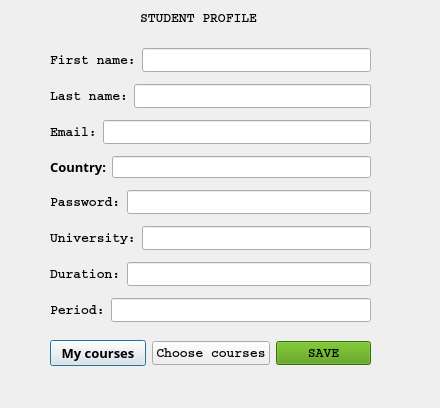
The window that menustudent.ui (casalete/ErasmusIo) describes before a commit, drawn with Qt 5.
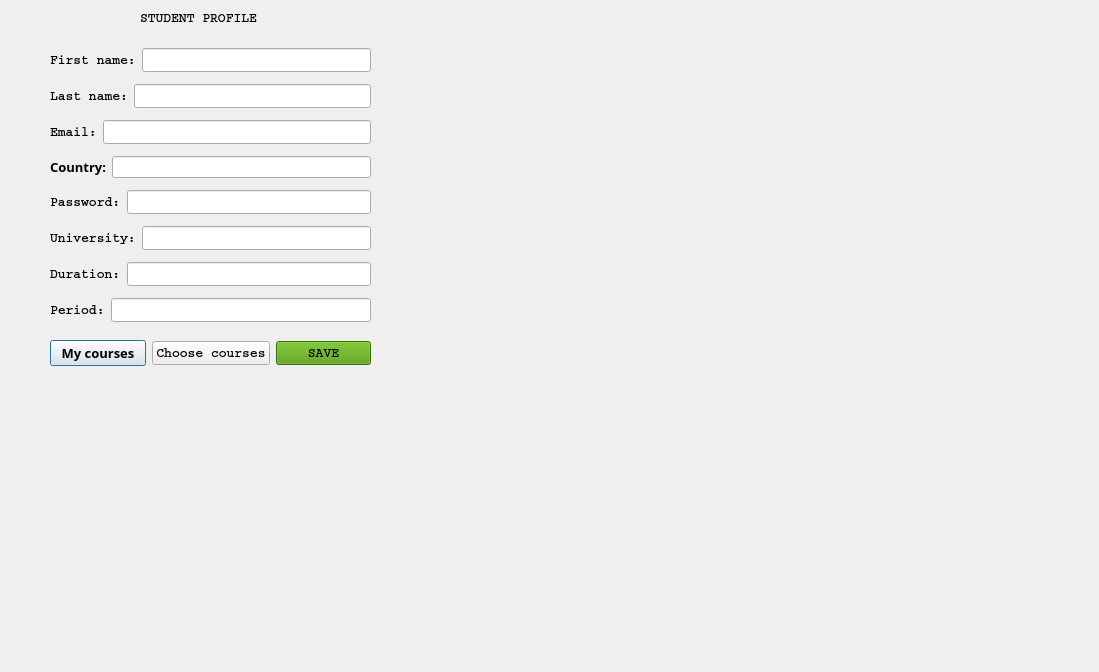
The same window after the commit. Icons and pictures are not drawn.

```diff
--- a/menustudent.ui
+++ b/menustudent.ui
@@ -6,8 +6,8 @@
    <rect>
     <x>0</x>
     <y>0</y>
-    <width>440</width>
-    <height>408</height>
+    <width>1099</width>
+    <height>672</height>
    </rect>
   </property>
   <property name="windowTitle">
@@ -37,7 +37,7 @@
     <string>STUDENT PROFILE</string>
    </property>
   </widget>
-  <widget class="QWidget" name="">
+  <widget class="QWidget" name="layoutWidget">
    <property name="geometry">
     <rect>
      <x>50</x>
@@ -288,7 +288,7 @@
     </item>
    </layout>
   </widget>
-  <widget class="QWidget" name="">
+  <widget class="QWidget" name="layoutWidget">
    <property name="geometry">
     <rect>
      <x>50</x>
```
Left out of the diff: 2 changed lines with no effect on the pictures.
